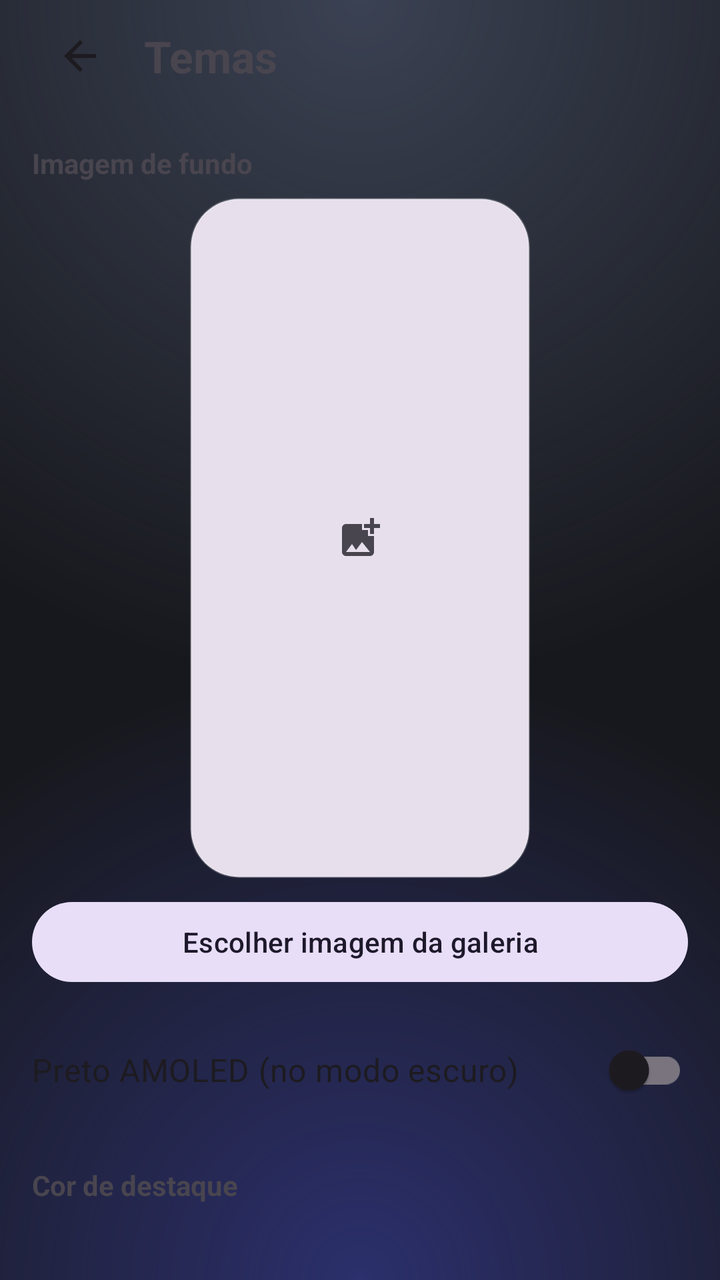
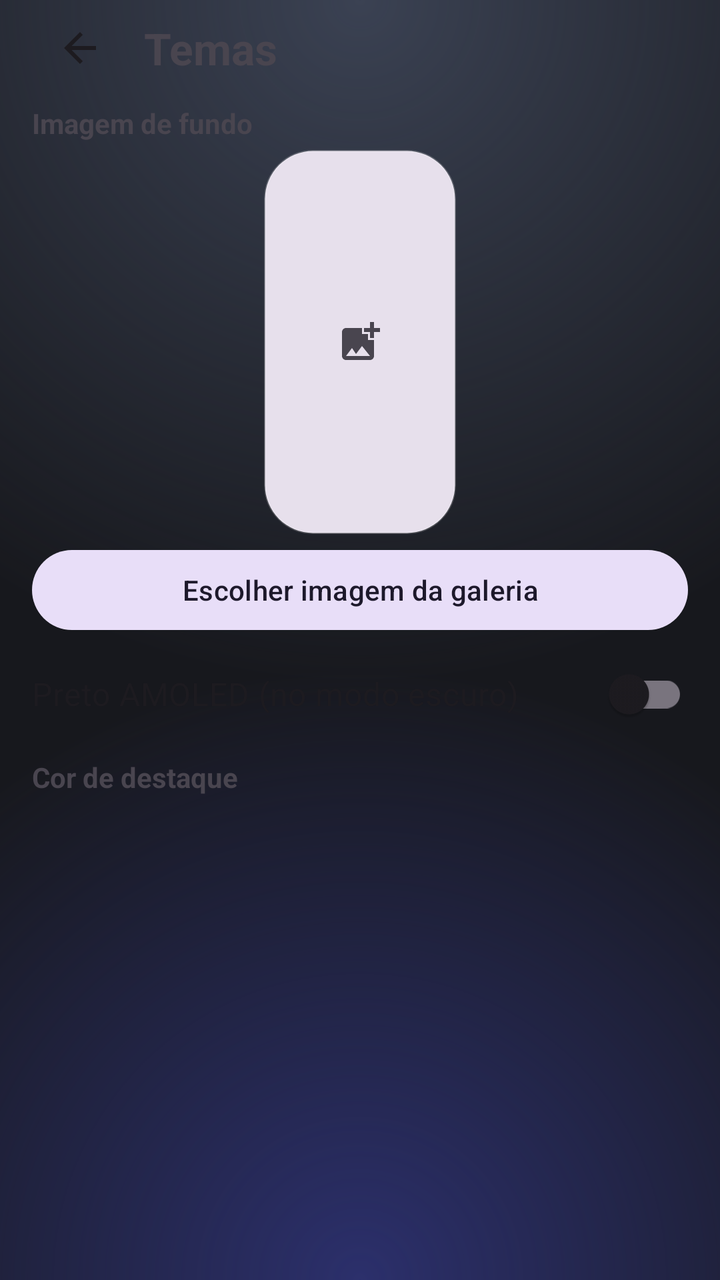

Before-and-after screenshots of an Android layout around one commit, followed by the original layout XML and the change that was made.
<!-- AndroidManifest.xml: application theme Theme.OpenPlayer -->
<!-- res/layout/activity_theme.xml -->
<?xml version="1.0" encoding="utf-8"?>
<layout xmlns:android="http://schemas.android.com/apk/res/android">
    <ScrollView
        android:layout_width="match_parent"
        android:layout_height="match_parent">

        <LinearLayout
            android:layout_width="match_parent"
            android:layout_height="wrap_content"
            android:orientation="vertical"
            android:paddingHorizontal="16dp"
            android:paddingBottom="24dp">

            <LinearLayout
                android:layout_width="match_parent"
                android:layout_height="56dp"
                android:gravity="center_vertical"
                android:orientation="horizontal">

                <ImageButton
                    android:id="@+id/btnBack"
                    android:layout_width="48dp"
                    android:layout_height="48dp"
                    android:background="?attr/selectableItemBackgroundBorderless"
                    android:contentDescription="@string/back"
                    android:src="@drawable/ic_arrow_back"
                    android:tint="?attr/colorOnSurface" />

                <TextView
                    android:layout_width="0dp"
                    android:layout_height="wrap_content"
                    android:layout_marginStart="8dp"
                    android:layout_weight="1"
                    android:text="@string/themes"
                    android:textSize="22sp"
                    android:textStyle="bold" />

                <ImageButton
                    android:id="@+id/btnApply"
                    android:layout_width="44dp"
                    android:layout_height="44dp"
                    android:background="@drawable/bg_round_btn"
                    android:contentDescription="@string/apply_bg"
                    android:padding="10dp"
                    android:scaleType="fitCenter"
                    android:src="@drawable/ic_check"
                    android:visibility="gone" />
            </LinearLayout>

            <TextView
                android:layout_width="match_parent"
                android:layout_height="wrap_content"
                android:layout_marginTop="16dp"
                android:text="@string/bg_title"
                android:textSize="14sp"
                android:textStyle="bold" />

            <ImageView
                android:id="@+id/bgPreview"
                android:layout_width="170dp"
                android:layout_height="340dp"
                android:layout_gravity="center_horizontal"
                android:layout_marginTop="8dp"
                android:background="@drawable/bg_portrait"
                android:clipToOutline="true"
                android:contentDescription="@string/bg_pick"
                android:scaleType="center"
                android:src="@drawable/ic_add_image" />

            <LinearLayout
                android:layout_width="match_parent"
                android:layout_height="wrap_content"
                android:layout_marginTop="8dp"
                android:orientation="horizontal">

                <Button
                    android:id="@+id/btnBgPick"
                    style="@style/Widget.Material3.Button.TonalButton"
                    android:layout_width="0dp"
                    android:layout_height="wrap_content"
                    android:layout_weight="1"
                    android:text="@string/bg_pick" />

                <Button
                    android:id="@+id/btnBgRemove"
                    style="@style/Widget.Material3.Button.TextButton"
                    android:layout_width="wrap_content"
                    android:layout_height="wrap_content"
                    android:text="@string/bg_remove"
                    android:visibility="gone" />
            </LinearLayout>

            <TextView
                android:id="@+id/dimLabel"
                android:layout_width="match_parent"
                android:layout_height="wrap_content"
                android:layout_marginTop="8dp"
                android:text="@string/bg_dim"
                android:textSize="13sp"
                android:visibility="gone" />

            <SeekBar
                android:id="@+id/sliderDim"
                android:layout_width="match_parent"
                android:layout_height="wrap_content"
                android:max="18"
                android:maxHeight="32dp"
                android:minHeight="32dp"
                android:paddingStart="12dp"
                android:paddingEnd="12dp"
                android:visibility="gone" />

            <TextView
                android:id="@+id/blurLabel"
                android:layout_width="match_parent"
                android:layout_height="wrap_content"
                android:text="@string/bg_blur"
                android:textSize="13sp"
                android:visibility="gone" />

            <SeekBar
                android:id="@+id/sliderBlur"
                android:layout_width="match_parent"
                android:layout_height="wrap_content"
                android:max="20"
                android:maxHeight="32dp"
                android:minHeight="32dp"
                android:paddingStart="12dp"
                android:paddingEnd="12dp"
                android:visibility="gone" />

            <androidx.appcompat.widget.SwitchCompat
                android:id="@+id/switchAmoled"
                android:layout_width="match_parent"
                android:layout_height="wrap_content"
                android:layout_marginTop="16dp"
                android:minHeight="48dp"
                android:text="@string/amoled"
                android:textSize="16sp" />

            <TextView
                android:layout_width="match_parent"
                android:layout_height="wrap_content"
                android:layout_marginTop="24dp"
                android:text="@string/accent_title"
                android:textSize="14sp"
                android:textStyle="bold" />

            <GridLayout
                android:id="@+id/accentGrid"
                android:layout_width="match_parent"
                android:layout_height="wrap_content"
                android:layout_marginTop="8dp"
                android:columnCount="5" />
        </LinearLayout>
    </ScrollView>
</layout>
<!-- resources referenced by this layout -->
<resources>
  <!-- drawable bg_portrait (drawable) -->
  <shape xmlns:android="http://schemas.android.com/apk/res/android" android:shape="rectangle">
      <solid android:color="?attr/colorSurfaceVariant" />
      <corners android:radius="24dp" />
      <stroke android:width="1dp" android:color="#33FFFFFF" />
  </shape>
  <!-- drawable bg_round_btn (drawable) -->
  <shape xmlns:android="http://schemas.android.com/apk/res/android" android:shape="oval">
      <solid android:color="#73000000" />
  </shape>
  <!-- drawable ic_add_image (drawable) -->
  <vector xmlns:android="http://schemas.android.com/apk/res/android"
      android:width="24dp"
      android:height="24dp"
      android:viewportWidth="24"
      android:viewportHeight="24"
      android:tint="?attr/colorControlNormal">
      <path android:fillColor="@android:color/white" android:pathData="M19,7v2.99s-1.99,0.01 -2,0V7h-3s0.01,-1.99 0,-2h3V2h2v3h3v2h-3zM16,11V8h-3V5H5c-1.1,0 -2,0.9 -2,2v12c0,1.1 0.9,2 2,2h12c1.1,0 2,-0.9 2,-2v-8h-3zM5,19l3,-4 2,3 3,-4 4,5H5z" />
  </vector>
  <!-- drawable ic_arrow_back (drawable) -->
  <vector xmlns:android="http://schemas.android.com/apk/res/android"
      android:width="24dp"
      android:height="24dp"
      android:viewportWidth="24"
      android:viewportHeight="24"
      android:tint="?attr/colorControlNormal">
      <path android:fillColor="@android:color/white" android:pathData="M20,11H7.83l5.59,-5.59L12,4l-8,8 8,8 1.41,-1.41L7.83,13H20v-2z" />
  </vector>
  <!-- drawable ic_check (drawable) -->
  <vector xmlns:android="http://schemas.android.com/apk/res/android"
      android:width="24dp"
      android:height="24dp"
      android:viewportWidth="24"
      android:viewportHeight="24">
      <path
          android:fillColor="@android:color/white"
          android:pathData="M9,16.17L4.83,12l-1.42,1.41L9,19 21,7l-1.41,-1.41z" />
  </vector>
  <string name="accent_title">Cor de destaque</string>
  <string name="amoled">Preto AMOLED (no modo escuro)</string>
  <string name="apply_bg">Aplicar fundo</string>
  <string name="back">Voltar</string>
  <string name="bg_blur">Desfoque da imagem</string>
  <string name="bg_dim">Intensidade do véu sobre a imagem</string>
  <string name="bg_pick">Escolher imagem da galeria</string>
  <string name="bg_remove">Remover imagem</string>
  <string name="bg_title">Imagem de fundo</string>
  <string name="themes">Temas</string>
  <style name="Theme.OpenPlayer" parent="Theme.Material3.DayNight.NoActionBar">
          <item name="android:colorBackground">@color/app_bg</item>
          <item name="android:windowBackground">@drawable/base_bg</item>
          <item name="android:statusBarColor">@android:color/transparent</item>
          <item name="android:navigationBarColor">@android:color/transparent</item>
          <item name="android:windowLightStatusBar">false</item>
      </style>
  <color name="app_bg">#0B0B0E</color>
  <!-- drawable base_bg (drawable) -->
  <?xml version="1.0" encoding="utf-8"?>
  <layer-list xmlns:android="http://schemas.android.com/apk/res/android">
      <item>
          <shape android:shape="rectangle">
              <solid android:color="#17181D" />
          </shape>
      </item>
      
      <item>
          <shape android:shape="rectangle">
              <gradient
                  android:centerX="0.5"
                  android:centerY="0.0"
                  android:endColor="#00000000"
                  android:gradientRadius="95%p"
                  android:startColor="#3A4152"
                  android:type="radial" />
          </shape>
      </item>
      
      <item>
          <shape android:shape="rectangle">
              <gradient
                  android:centerX="0.5"
                  android:centerY="1.0"
                  android:endColor="#00000000"
                  android:gradientRadius="85%p"
                  android:startColor="#2B2F6B"
                  android:type="radial" />
          </shape>
      </item>
  </layer-list>
</resources>

<!-- the commit's change to res/layout/activity_theme.xml (unified diff, before → after) -->
@@ -9,11 +9,11 @@
             android:layout_height="wrap_content"
             android:orientation="vertical"
             android:paddingHorizontal="16dp"
-            android:paddingBottom="24dp">
+            android:paddingBottom="8dp">
 
             <LinearLayout
                 android:layout_width="match_parent"
-                android:layout_height="56dp"
+                android:layout_height="48dp"
                 android:gravity="center_vertical"
                 android:orientation="horizontal">
 
@@ -50,17 +50,17 @@
             <TextView
                 android:layout_width="match_parent"
                 android:layout_height="wrap_content"
-                android:layout_marginTop="16dp"
+                android:layout_marginTop="4dp"
                 android:text="@string/bg_title"
                 android:textSize="14sp"
                 android:textStyle="bold" />
 
             <ImageView
                 android:id="@+id/bgPreview"
-                android:layout_width="170dp"
-                android:layout_height="340dp"
+                android:layout_width="96dp"
+                android:layout_height="192dp"
                 android:layout_gravity="center_horizontal"
-                android:layout_marginTop="8dp"
+                android:layout_marginTop="4dp"
                 android:background="@drawable/bg_portrait"
                 android:clipToOutline="true"
                 android:contentDescription="@string/bg_pick"
@@ -70,7 +70,7 @@
             <LinearLayout
                 android:layout_width="match_parent"
                 android:layout_height="wrap_content"
-                android:layout_marginTop="8dp"
+                android:layout_marginTop="4dp"
                 android:orientation="horizontal">
 
                 <Button
@@ -94,7 +94,7 @@
                 android:id="@+id/dimLabel"
                 android:layout_width="match_parent"
                 android:layout_height="wrap_content"
-                android:layout_marginTop="8dp"
+                android:layout_marginTop="4dp"
                 android:text="@string/bg_dim"
                 android:textSize="13sp"
                 android:visibility="gone" />
@@ -133,7 +133,7 @@
                 android:id="@+id/switchAmoled"
                 android:layout_width="match_parent"
                 android:layout_height="wrap_content"
-                android:layout_marginTop="16dp"
+                android:layout_marginTop="4dp"
                 android:minHeight="48dp"
                 android:text="@string/amoled"
                 android:textSize="16sp" />
@@ -141,7 +141,7 @@
             <TextView
                 android:layout_width="match_parent"
                 android:layout_height="wrap_content"
-                android:layout_marginTop="24dp"
+                android:layout_marginTop="8dp"
                 android:text="@string/accent_title"
                 android:textSize="14sp"
                 android:textStyle="bold" />
@@ -150,8 +150,8 @@
                 android:id="@+id/accentGrid"
                 android:layout_width="match_parent"
                 android:layout_height="wrap_content"
-                android:layout_marginTop="8dp"
-                android:columnCount="5" />
+                android:layout_marginTop="2dp"
+                android:columnCount="6" />
         </LinearLayout>
     </ScrollView>
 </layout>
